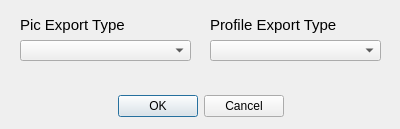
First picture: the form in profile/ExportSetting.ui, repository sythenA/SRH2D-TEC-Viewer, before the edit.
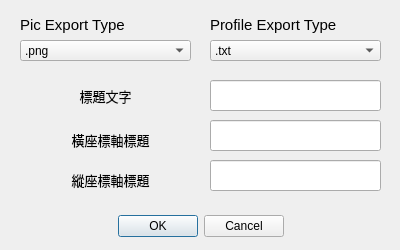
Second picture: the form after the edit.

Patch:
```diff
--- a/profile/ExportSetting.ui
+++ b/profile/ExportSetting.ui
@@ -7,19 +7,19 @@
     <x>0</x>
     <y>0</y>
     <width>400</width>
-    <height>129</height>
+    <height>250</height>
    </rect>
   </property>
   <property name="minimumSize">
    <size>
     <width>400</width>
-    <height>129</height>
+    <height>250</height>
    </size>
   </property>
   <property name="maximumSize">
    <size>
     <width>400</width>
-    <height>129</height>
+    <height>250</height>
    </size>
   </property>
   <property name="windowTitle">
@@ -29,7 +29,7 @@
    <property name="geometry">
     <rect>
      <x>10</x>
-     <y>90</y>
+     <y>210</y>
      <width>381</width>
      <height>32</height>
     </rect>
@@ -66,6 +66,41 @@
      <height>21</height>
     </rect>
    </property>
+   <item>
+    <property name="text">
+     <string>.png</string>
+    </property>
+   </item>
+   <item>
+    <property name="text">
+     <string>.jpg</string>
+    </property>
+   </item>
+   <item>
+    <property name="text">
+     <string>.bmp</string>
+    </property>
+   </item>
+   <item>
+    <property name="text">
+     <string>.svg</string>
+    </property>
+   </item>
+   <item>
+    <property name="text">
+     <string>.tiff</string>
+    </property>
+   </item>
+   <item>
+    <property name="text">
+     <string>.xbm</string>
+    </property>
+   </item>
+   <item>
+    <property name="text">
+     <string>.xpm</string>
+    </property>
+   </item>
   </widget>
   <widget class="QLabel" name="label_2">
    <property name="geometry">
@@ -87,6 +122,105 @@
      <y>40</y>
      <width>171</width>
      <height>21</height>
+    </rect>
+   </property>
+   <item>
+    <property name="text">
+     <string>.txt</string>
+    </property>
+   </item>
+   <item>
+    <property name="text">
+     <string>.csv</string>
+    </property>
+   </item>
+   <item>
+    <property name="text">
+     <string>.xls</string>
+    </property>
+   </item>
+  </widget>
+  <widget class="QLabel" name="label_3">
+   <property name="geometry">
+    <rect>
+     <x>20</x>
+     <y>80</y>
+     <width>171</width>
+     <height>31</height>
+    </rect>
+   </property>
+   <property name="font">
+    <font>
+     <family>Agency FB</family>
+     <pointsize>10</pointsize>
+    </font>
+   </property>
+   <property name="text">
+    <string>標題文字</string>
+   </property>
+   <property name="alignment">
+    <set>Qt::AlignCenter</set>
+   </property>
+  </widget>
+  <widget class="QLineEdit" name="titleEdit">
+   <property name="geometry">
+    <rect>
+     <x>210</x>
+     <y>80</y>
+     <width>171</width>
+     <height>31</height>
+    </rect>
+   </property>
+  </widget>
+  <widget class="QLabel" name="label_4">
+   <property name="geometry">
+    <rect>
+     <x>20</x>
+     <y>130</y>
+     <width>181</width>
+     <height>21</height>
+    </rect>
+   </property>
+   <property name="text">
+    <string>&lt;html&gt;&lt;head/&gt;&lt;body&gt;&lt;p&gt;&lt;span style=&quot; font-size:10pt;&quot;&gt;橫座標軸標題&lt;/span&gt;&lt;/p&gt;&lt;/body&gt;&lt;/html&gt;</string>
+   </property>
+   <property name="alignment">
+    <set>Qt::AlignCenter</set>
+   </property>
+  </widget>
+  <widget class="QLineEdit" name="xAxisEdit">
+   <property name="geometry">
+    <rect>
+     <x>210</x>
+     <y>120</y>
+     <width>171</width>
+     <height>31</height>
+    </rect>
+   </property>
+  </widget>
+  <widget class="QLabel" name="label_5">
+   <property name="geometry">
+    <rect>
+     <x>30</x>
+     <y>170</y>
+     <width>161</width>
+     <height>21</height>
+    </rect>
+   </property>
+   <property name="text">
+    <string>&lt;html&gt;&lt;head/&gt;&lt;body&gt;&lt;p&gt;&lt;span style=&quot; font-size:10pt;&quot;&gt;縱座標軸標題&lt;/span&gt;&lt;/p&gt;&lt;/body&gt;&lt;/html&gt;</string>
+   </property>
+   <property name="alignment">
+    <set>Qt::AlignCenter</set>
+   </property>
+  </widget>
+  <widget class="QLineEdit" name="yAxisEdit">
+   <property name="geometry">
+    <rect>
+     <x>210</x>
+     <y>160</y>
+     <width>171</width>
+     <height>31</height>
     </rect>
    </property>
   </widget>
```
Left out of the diff: 4 changed lines with no effect on the pictures.
